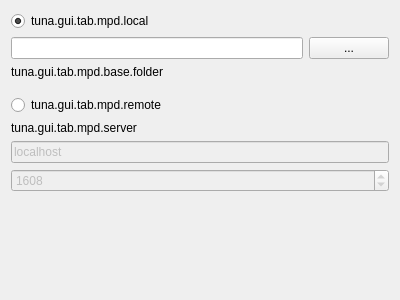
Before: the Qt Designer form src/gui/widgets/mpd.ui in univrsal/tuna, drawn with Qt 5.
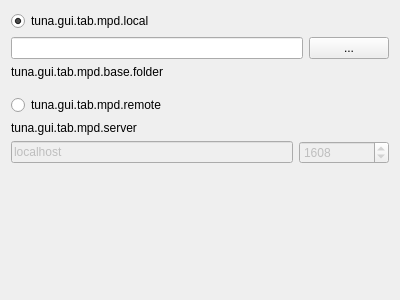
After: the same form once the commit is applied.

Diff of the .ui file:
```diff
--- a/src/gui/widgets/mpd.ui
+++ b/src/gui/widgets/mpd.ui
@@ -93,6 +93,8 @@
     </widget>
    </item>
    <item>
+    <layout class="QHBoxLayout" name="horizontalLayout">
+     <item>
     <widget class="QLineEdit" name="txt_ip">
      <property name="enabled">
       <bool>false</bool>
@@ -123,6 +125,8 @@
       <number>1608</number>
      </property>
     </widget>
+     </item>
+    </layout>
    </item>
    <item>
     <spacer name="verticalSpacer_2">
```
Lines whose indentation alone changed are shown as unchanged.
